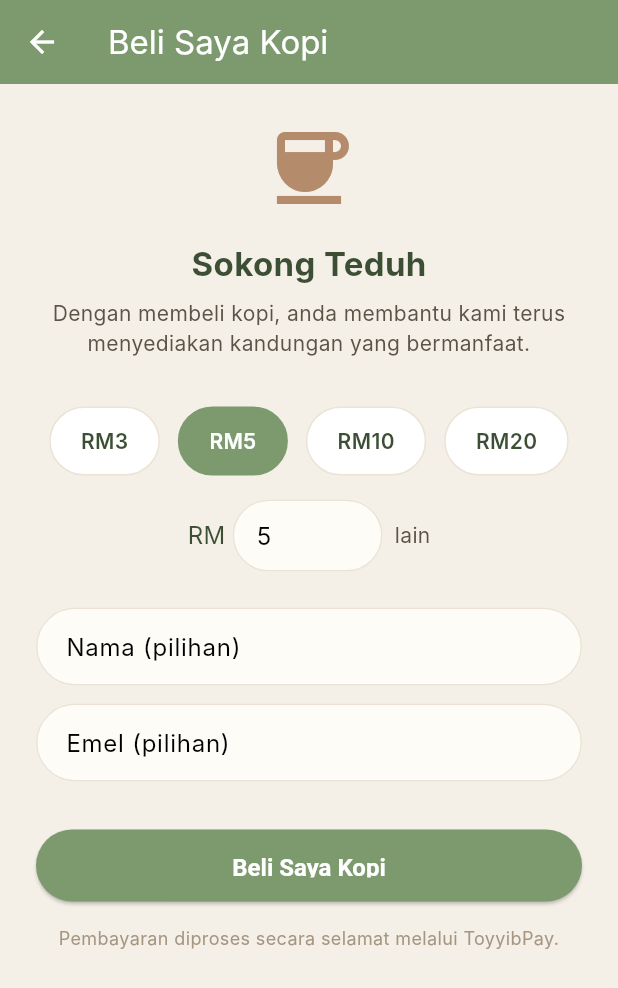
After one commit to mudon/dua-poem-fe, a Flutter app: the BuyCoffeeScreen screen opened directly, on a phone screen of 412 x 824 dp. The commit adds this screen. Shown: the top 988 px of the screen. Run offline on Flutter 3.47's test engine with Material 3 defaults, Android fonts, the phone set to English and light mode, and no system bars; our stand-ins replace dio, firebase_auth, firebase_core, firebase_messaging, flutter_bloc, flutter_dotenv and 8 more; missing offline and left inert: dart:js_interop, signalr_core; accounts and stored records are empty; Roboto replaces fonts that are missing (Inter).

Commit message:
change ui the button for kopi

```diff
--- a/lib/app/dependency_injection.dart
+++ b/lib/app/dependency_injection.dart
@@ -15,6 +15,9 @@ import '../data/services/admin_service.dart';
 import '../data/services/leaderboard_service.dart';
 import '../data/services/device_token_service.dart';
 import '../data/services/fcm_service.dart';
+import '../data/services/donation_service.dart';
+import '../data/repositories/donation_repository.dart';
+import '../presentation/blocs/donation_bloc/donation_bloc.dart';
 import '../data/repositories/auth_repository.dart';
 import '../data/repositories/notification_repository.dart';
 import '../data/repositories/admin_repository.dart';
@@ -57,6 +60,7 @@ Future<void> setupDependencies() async {
   getIt.registerLazySingleton(() => LeaderboardService(getIt<DioClient>()));
   getIt.registerLazySingleton(() => DeviceTokenService(getIt<DioClient>()));
   getIt.registerLazySingleton(() => FcmService(getIt<DeviceTokenService>()));
+  getIt.registerLazySingleton(() => DonationService(getIt<DioClient>()));
 
   // Repositories
   getIt.registerLazySingleton(() => AuthRepository(getIt<AuthService>(), getIt<SecureStorageService>()));
@@ -67,6 +71,7 @@ Future<void> setupDependencies() async {
   getIt.registerLazySingleton(() => NotificationRepository(getIt<NotificationService>()));
   getIt.registerLazySingleton(() => AdminRepository(getIt<AdminService>()));
   getIt.registerLazySingleton(() => LeaderboardRepository(getIt<LeaderboardService>()));
+  getIt.registerLazySingleton(() => DonationRepository(getIt<DonationService>()));
 
   // BLoCs
   getIt.registerFactory(() => AuthBloc(
@@ -80,4 +85,5 @@ Future<void> setupDependencies() async {
   getIt.registerFactory(() => CategoryBloc(getIt<CategoryRepository>()));
   getIt.registerFactory(() => TagBloc(getIt<TagRepository>()));
   getIt.registerLazySingleton(() => NotificationBloc(getIt<NotificationRepository>()));
+  getIt.registerFactory(() => DonationBloc(getIt<DonationRepository>()));
 }
--- /dev/null
+++ b/lib/data/repositories/donation_repository.dart
@@ -0,0 +1,19 @@
+import '../../core/errors/error_helper.dart';
+import '../../core/network/api_result.dart';
+import '../models/donation_model.dart';
+import '../services/donation_service.dart';
+
+class DonationRepository {
+  final DonationService _donationService;
+
+  DonationRepository(this._donationService);
+
+  Future<ApiResult<CreateBillResponse>> createBill(double amount, {String? name, String? email, String? phone}) async {
+    try {
+      final data = await _donationService.createBill(amount, name: name, email: email, phone: phone);
+      return ApiResult.success(CreateBillResponse.fromJson(data));
+    } catch (e) {
+      return ApiResult.failure(e.userMessage);
+    }
+  }
+}
--- /dev/null
+++ b/lib/presentation/blocs/donation_bloc/donation_bloc.dart
@@ -0,0 +1,33 @@
+import 'package:flutter_bloc/flutter_bloc.dart';
+import '../../../data/repositories/donation_repository.dart';
+
+part 'donation_event.dart';
+part 'donation_state.dart';
+
+class DonationBloc extends Bloc<DonationEvent, DonationState> {
+  final DonationRepository _donationRepository;
+
+  DonationBloc(this._donationRepository) : super(DonationInitial()) {
+    on<CreateBill>(_onCreateBill);
+    on<ResetDonation>(_onReset);
+  }
+
+  Future<void> _onCreateBill(CreateBill event, Emitter<DonationState> emit) async {
+    emit(DonationLoading());
+    final result = await _donationRepository.createBill(
+      event.amount,
+      name: event.name,
+      email: event.email,
+      phone: event.phone,
+    );
+    if (result.isSuccess) {
+      emit(DonationSuccess(paymentUrl: result.data!.paymentUrl));
+    } else {
+      emit(DonationError(message: result.error ?? 'Ralat berlaku'));
+    }
+  }
+
+  void _onReset(ResetDonation event, Emitter<DonationState> emit) {
+    emit(DonationInitial());
+  }
+}
--- /dev/null
+++ b/lib/presentation/blocs/donation_bloc/donation_event.dart
@@ -0,0 +1,14 @@
+part of 'donation_bloc.dart';
+
+abstract class DonationEvent {}
+
+class CreateBill extends DonationEvent {
+  final double amount;
+  final String? name;
+  final String? email;
+  final String? phone;
+
+  CreateBill({required this.amount, this.name, this.email, this.phone});
+}
+
+class ResetDonation extends DonationEvent {}
--- /dev/null
+++ b/lib/presentation/blocs/donation_bloc/donation_state.dart
@@ -0,0 +1,19 @@
+part of 'donation_bloc.dart';
+
+abstract class DonationState {}
+
+class DonationInitial extends DonationState {}
+
+class DonationLoading extends DonationState {}
+
+class DonationSuccess extends DonationState {
+  final String paymentUrl;
+
+  DonationSuccess({required this.paymentUrl});
+}
+
+class DonationError extends DonationState {
+  final String message;
+
+  DonationError({required this.message});
+}
--- /dev/null
+++ b/lib/presentation/screens/buy_coffee_screen.dart
@@ -0,0 +1,188 @@
+import 'package:flutter/material.dart';
+import 'package:flutter_bloc/flutter_bloc.dart';
+import 'package:url_launcher/url_launcher.dart';
+import '../blocs/donation_bloc/donation_bloc.dart';
+import '../../core/themes/app_theme.dart';
+import '../../app/dependency_injection.dart';
+
+class BuyCoffeeScreen extends StatefulWidget {
+  const BuyCoffeeScreen({super.key});
+
+  @override
+  State<BuyCoffeeScreen> createState() => _BuyCoffeeScreenState();
+}
+
+class _BuyCoffeeScreenState extends State<BuyCoffeeScreen> {
+  final _amountController = TextEditingController();
+  final _nameController = TextEditingController();
+  final _emailController = TextEditingController();
+  double _selectedAmount = 5;
+
+  final List<double> _presetAmounts = [3, 5, 10, 20];
+
+  @override
+  void dispose() {
+    _amountController.dispose();
+    _nameController.dispose();
+    _emailController.dispose();
+    super.dispose();
+  }
+
+  Future<void> _launchUrl(String url) async {
+    final uri = Uri.parse(url);
+    if (await canLaunchUrl(uri)) {
+      await launchUrl(uri, mode: LaunchMode.externalApplication);
+    }
+  }
+
+  @override
+  Widget build(BuildContext context) {
+    return BlocProvider(
+      create: (_) => getIt<DonationBloc>(),
+      child: BlocConsumer<DonationBloc, DonationState>(
+        listener: (context, state) {
+          if (state is DonationSuccess) {
+            _launchUrl(state.paymentUrl);
+            context.read<DonationBloc>().add(ResetDonation());
+            Navigator.pop(context);
+          }
+          if (state is DonationError) {
+            ScaffoldMessenger.of(context).showSnackBar(
+              SnackBar(content: Text(state.message)),
+            );
+          }
+        },
+        builder: (context, state) {
+          return Scaffold(
+            appBar: AppBar(
+              title: const Text('Beli Saya Kopi'),
+              backgroundColor: AppTheme.sage,
+              foregroundColor: Colors.white,
+            ),
+            body: SingleChildScrollView(
+              padding: const EdgeInsets.all(24),
+              child: Column(
+                children: [
+                  const Icon(Icons.coffee, size: 64, color: AppTheme.earthBrown),
+                  const SizedBox(height: 16),
+                  const Text(
+                    'Sokong Teduh',
+                    style: TextStyle(fontSize: 22, fontWeight: FontWeight.bold, color: Color(0xFF3C4F34)),
+                  ),
+                  const SizedBox(height: 8),
+                  const Text(
+                    'Dengan membeli kopi, anda membantu kami terus menyediakan kandungan yang bermanfaat.',
+                    textAlign: TextAlign.center,
+                    style: TextStyle(fontSize: 14, color: Color(0xFF5C5346)),
+                  ),
+                  const SizedBox(height: 32),
+                  Row(
+                    mainAxisAlignment: MainAxisAlignment.center,
+                    children: _presetAmounts.map((amount) {
+                      final selected = _selectedAmount == amount;
+                      return Padding(
+                        padding: const EdgeInsets.symmetric(horizontal: 6),
+                        child: GestureDetector(
+                          onTap: () => setState(() => _selectedAmount = amount),
+                          child: Container(
+                            padding: const EdgeInsets.symmetric(horizontal: 20, vertical: 12),
+                            decoration: BoxDecoration(
+                              color: selected ? AppTheme.sage : Colors.white,
+                              borderRadius: BorderRadius.circular(30),
+                              border: Border.all(color: selected ? AppTheme.sage : AppTheme.warmGray),
+                            ),
+                            child: Text(
+                              'RM${amount.toInt()}',
+                              style: TextStyle(
+                                fontWeight: FontWeight.w600,
+                                color: selected ? Colors.white : const Color(0xFF3C4F34),
+                              ),
+                            ),
+                          ),
+                        ),
+                      );
+                    }).toList(),
+                  ),
+                  const SizedBox(height: 16),
+                  Row(
+                    mainAxisAlignment: MainAxisAlignment.center,
+                    children: [
+                      const Text('RM ', style: TextStyle(fontSize: 16, color: Color(0xFF3C4F34))),
+                      SizedBox(
+                        width: 100,
+                        child: TextField(
+                          controller: _amountController,
+                          keyboardType: TextInputType.number,
+                          decoration: const InputDecoration(
+                            hintText: '5',
+                            border: OutlineInputBorder(),
+                            contentPadding: EdgeInsets.symmetric(horizontal: 12, vertical: 8),
+                          ),
+                          onChanged: (v) {
+                            final parsed = double.tryParse(v);
+                            if (parsed != null) {
+                              setState(() => _selectedAmount = parsed);
+                            }
+                          },
+                        ),
+                      ),
+                      const SizedBox(width: 8),
+                      const Text('lain', style: TextStyle(fontSize: 14, color: Color(0xFF5C5346))),
+                    ],
+                  ),
+                  const SizedBox(height: 24),
+                  TextField(
+                    controller: _nameController,
+                    decoration: const InputDecoration(
+                      labelText: 'Nama (pilihan)',
+                      border: OutlineInputBorder(),
+                    ),
+                  ),
+                  const SizedBox(height: 12),
+                  TextField(
+                    controller: _emailController,
+                    keyboardType: TextInputType.emailAddress,
+                    decoration: const InputDecoration(
+                      labelText: 'Emel (pilihan)',
+                      border: OutlineInputBorder(),
+                    ),
+                  ),
+                  const SizedBox(height: 32),
+                  SizedBox(
+                    width: double.infinity,
+                    height: 48,
+                    child: ElevatedButton(
+                      onPressed: state is DonationLoading
+                          ? null
+                          : () {
+                              context.read<DonationBloc>().add(CreateBill(
+                                    amount: _selectedAmount,
+                                    name: _nameController.text.isNotEmpty ? _nameController.text : null,
+                                    email: _emailController.text.isNotEmpty ? _emailController.text : null,
+                                  ));
+                            },
+                      style: ElevatedButton.styleFrom(
+                        backgroundColor: AppTheme.sage,
+                        foregroundColor: Colors.white,
+                        shape: RoundedRectangleBorder(borderRadius: BorderRadius.circular(30)),
+                      ),
+                      child: state is DonationLoading
+                          ? const SizedBox(width: 20, height: 20, child: CircularProgressIndicator(color: Colors.white, strokeWidth: 2))
+                          : const Text('Beli Saya Kopi', style: TextStyle(fontSize: 16, fontWeight: FontWeight.w600)),
+                    ),
+                  ),
+                  const SizedBox(height: 16),
+                  const Text(
+                    'Pembayaran diproses secara selamat melalui ToyyibPay.',
+                    textAlign: TextAlign.center,
+                    style: TextStyle(fontSize: 12, color: Color(0xFFA69681)),
+                  ),
+                ],
+              ),
+            ),
+          );
+        },
+      ),
+    );
+  }
+}
--- a/lib/presentation/screens/home_screen.dart
+++ b/lib/presentation/screens/home_screen.dart
@@ -16,6 +16,7 @@ import '../blocs/poem_bloc/poem_state.dart';
 import '../widgets/common/dua_card.dart';
 import '../widgets/common/poem_card.dart';
 import '../widgets/common/home_tab_bar.dart';
+import '../widgets/common/coffee_button.dart';
 import '../widgets/common/notification_bell.dart';
 import '../../data/repositories/dua_repository.dart';
 import '../../data/repositories/poem_repository.dart';
@@ -344,6 +345,8 @@ class _HeaderBar extends StatelessWidget {
               ),
               Row(
                 children: [
+                  const CoffeeButton(),
+                  const SizedBox(width: 16),
                   const NotificationBell(),
                   const SizedBox(width: 16),
                   const Icon(Icons.person_outline, size: 18, color: Color(0xFF5C5346)),
--- a/lib/presentation/screens/profile_screen.dart
+++ b/lib/presentation/screens/profile_screen.dart
@@ -2,6 +2,7 @@ import 'package:flutter/material.dart';
 import 'package:flutter_bloc/flutter_bloc.dart';
 import 'dart:async';
 import '../../data/models/user_model.dart';
+
 import '../../data/models/user_stats_model.dart';
 import '../../data/services/user_service.dart';
 import '../../data/services/signalr_service.dart';
--- a/pubspec.yaml
+++ b/pubspec.yaml
@@ -68,6 +68,7 @@ dependencies:
   firebase_auth: ^6.5.2
   google_sign_in: ^7.2.0
   flutter_dotenv: ^6.0.1
+  url_launcher: ^6.3.1
   web: ^1.1.0
 
 dev_dependencies:
```
Also changed, not shown: lib/data/models/donation_model.dart (added, +19 -0 lines), lib/data/services/donation_service.dart (added, +17 -0 lines), lib/presentation/widgets/common/coffee_button.dart (added, +40 -0 lines), pubspec.lock, 5 other files.
